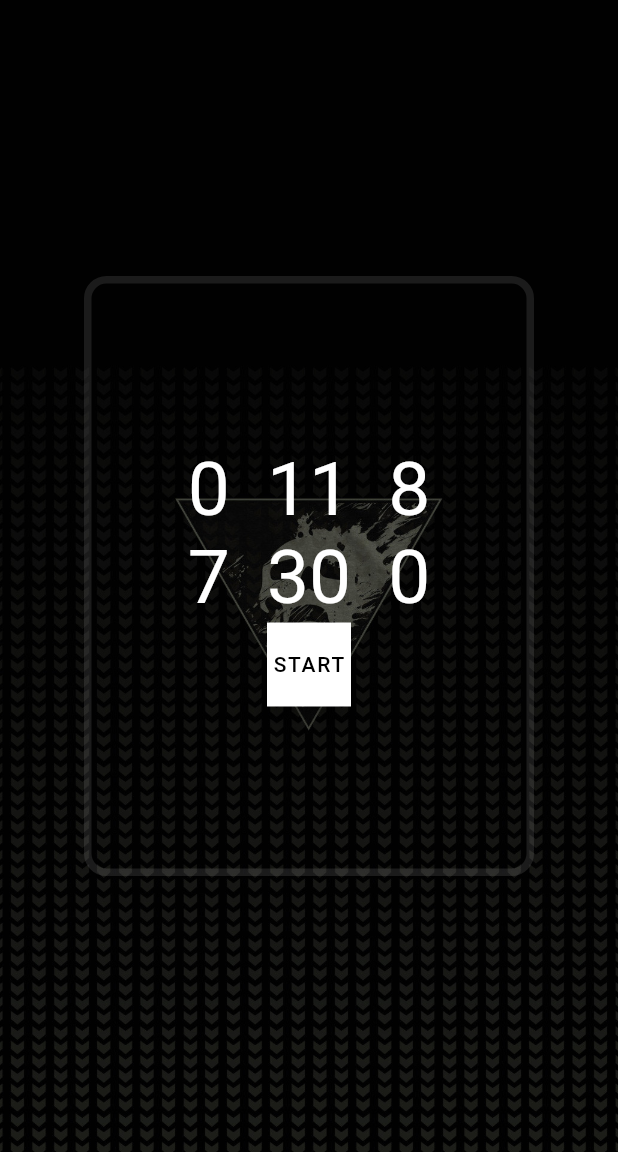
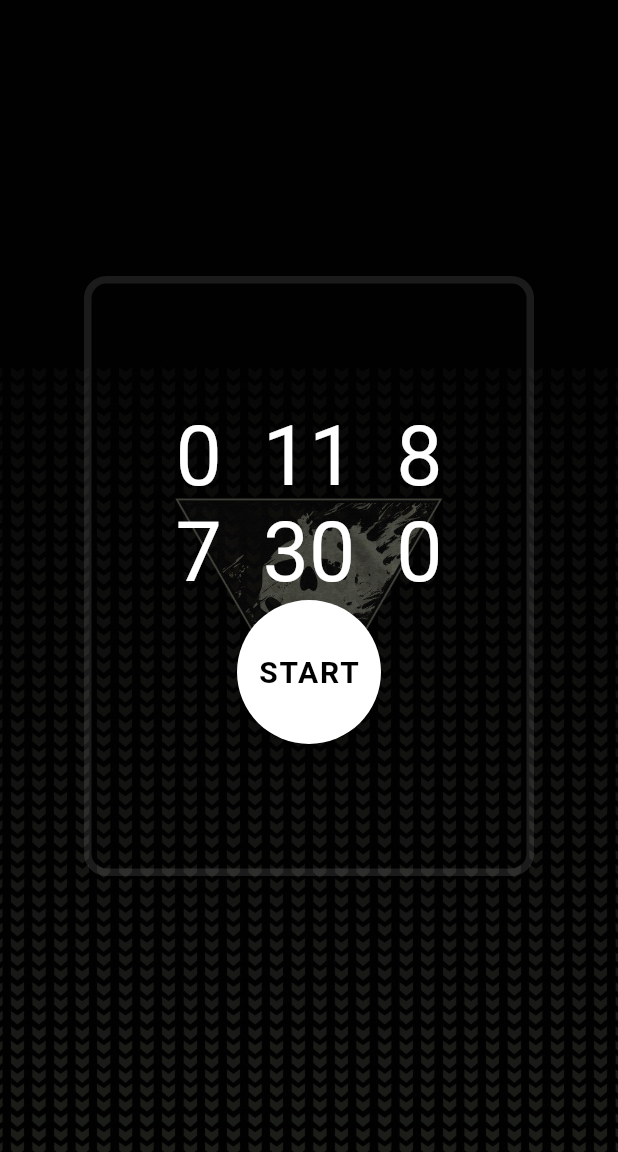
Before and after one commit to NicoloAkaCat/Flutter-countdown, a Flutter app: the screen it shows after launch, after a tap on "START", on a phone screen of 412 x 824 dp, the part 84-1236 px from its top. Run offline on Flutter 3.47's test engine with Material 2 defaults, Android fonts, the phone set to English and light mode, and no system bars.

Commit message:
UI improvement

```diff
--- a/lib/main.dart
+++ b/lib/main.dart
@@ -1,3 +1,5 @@
+import 'dart:convert';
+
 import 'package:flutter/material.dart';
 
 void main() {
@@ -64,7 +66,7 @@ class MyCountdown extends StatefulWidget {
 
 class _MyCountdownState extends State<MyCountdown> {
   final DateTime lightfall = DateTime.utc(2023, 2, 22, 18, 0, 0).toLocal();
-  var year, month, day, hours, minutes, seconds;
+  var year = 0, month = 0, day = 0, hours = 0, minutes = 0, seconds = 0;
   void _timer(){
     Future.delayed(Duration(seconds: 1)).then((_){
       setState(() {
@@ -91,19 +93,19 @@ class _MyCountdownState extends State<MyCountdown> {
           Text('$year',
           style: const TextStyle(
             color: Colors.white,
-            fontSize: 50.0,
+            fontSize: 55.0,
           ),
           ),
           Text('  $month',
             style: const TextStyle(
               color: Colors.white,
-              fontSize: 50.0,
+              fontSize: 55.0,
           ),
           ),
           Text('  $day',
             style: const TextStyle(
               color: Colors.white,
-              fontSize: 50.0,
+              fontSize: 55.0,
           ),
           )
         ]
@@ -114,19 +116,19 @@ class _MyCountdownState extends State<MyCountdown> {
           Text('$hours',
           style: const TextStyle(
             color: Colors.white,
-            fontSize: 50.0,
+            fontSize: 55.0,
           ),
           ),
           Text('  $minutes',
             style: const TextStyle(
               color: Colors.white,
-              fontSize: 50.0,
+              fontSize: 55.0,
           ),
           ),
           Text('  $seconds',
             style: const TextStyle(
               color: Colors.white,
-              fontSize: 50.0,
+              fontSize: 55.0,
           ),
           )
         ]
@@ -141,15 +143,16 @@ class _MyCountdownState extends State<MyCountdown> {
       mainAxisAlignment: MainAxisAlignment.center,
       children: [
         getCountdown(),
-        FloatingActionButton(
+        FloatingActionButton.large(
           onPressed: _timer,
           child: const Text("START",
             style: TextStyle(
-              color: Colors.black
+              color: Colors.black,
+              fontSize: 20.0,
+              fontWeight: FontWeight.bold
             ),
           ),
           backgroundColor: Colors.white,
-          shape: const RoundedRectangleBorder(),
         )
       ],
     );
```
